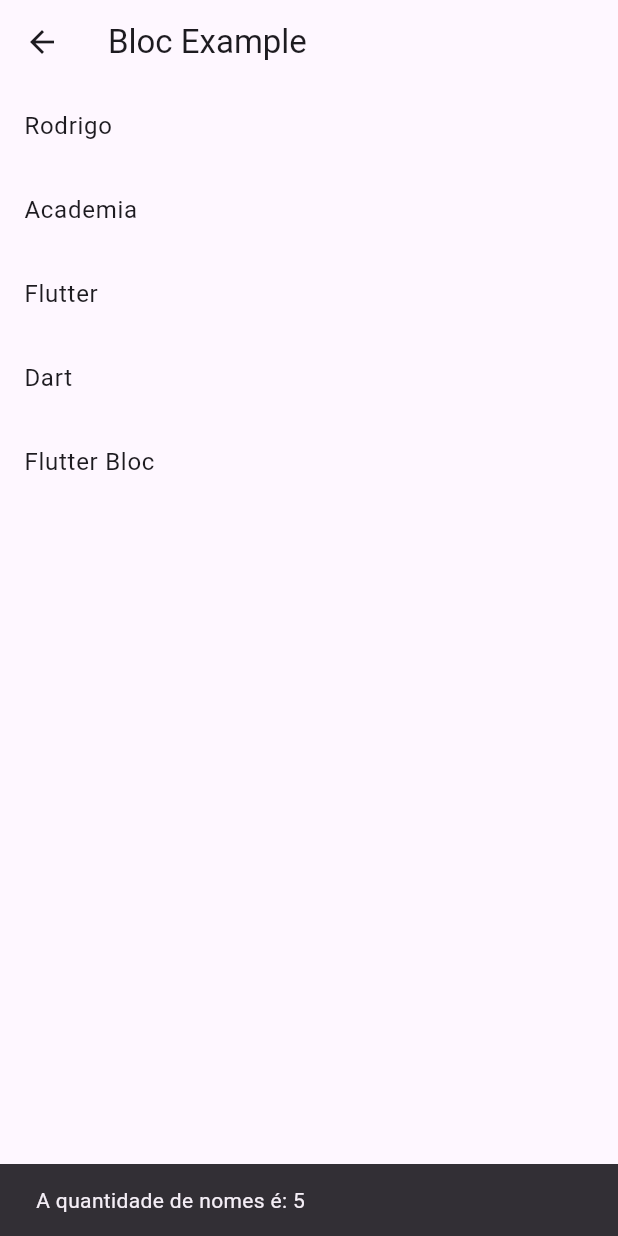
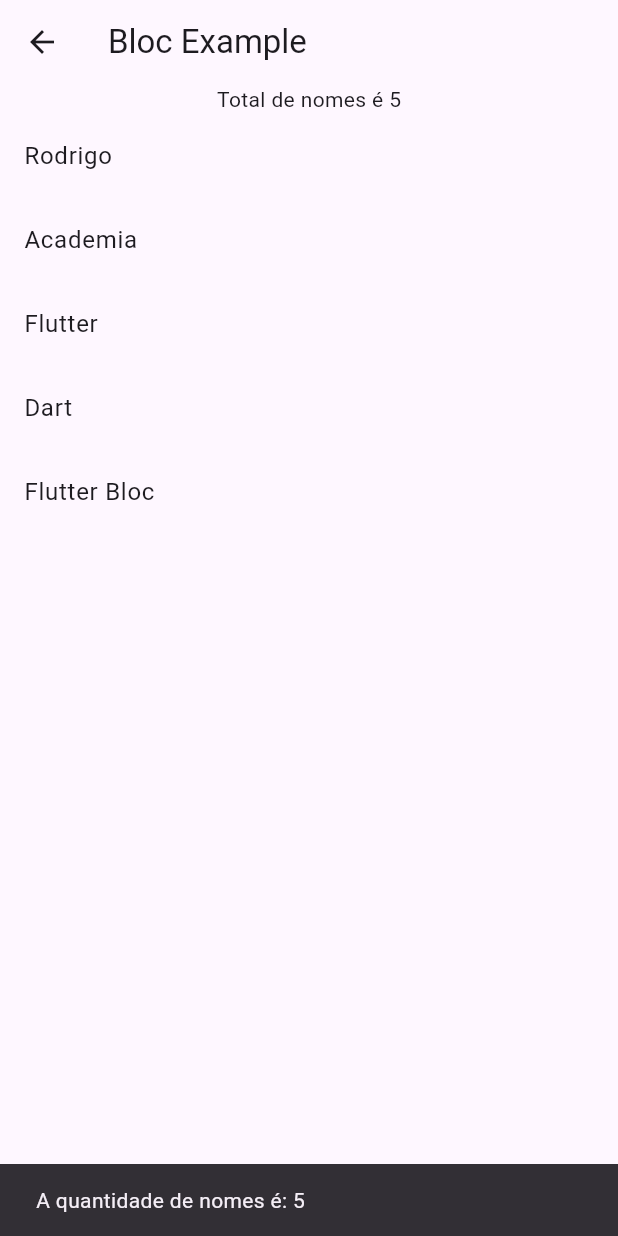
Before and after one commit to itajacy/contact_bloc, a Flutter app: the BlocExample screen opened by its route, on a phone screen of 412 x 824 dp. Run offline on Flutter 3.47's test engine with Material 3 defaults, Android fonts, the phone set to English and light mode, and no system bars; our stand-ins replace bloc, flutter_bloc.

Commit message:
com BlocComsumer ele ouve e rebuilda a tela, eh o mais completo

```diff
--- a/lib/features/bloc_example/bloc/example_bloc.dart
+++ b/lib/features/bloc_example/bloc/example_bloc.dart
@@ -17,6 +17,7 @@ class ExampleBloc extends Bloc<ExampleEvent, ExampleState> {
     ExampleFindNameEvent event,
     Emitter<ExampleState> emit,
   ) async {
+    Future.delayed(Duration(seconds: 5));
     final names = [
       'Rodrigo',
       'Academia',
@@ -24,7 +25,6 @@ class ExampleBloc extends Bloc<ExampleEvent, ExampleState> {
       'Dart',
       'Flutter Bloc',
     ];
-    Future.delayed(Duration(seconds: 5));
     emit(ExampleStateData(names: names));
   }
 }
--- a/lib/features/bloc_example/bloc_example.dart
+++ b/lib/features/bloc_example/bloc_example.dart
@@ -12,6 +12,7 @@ class BlocExample extends StatelessWidget {
         title: const Text('Bloc Example'),
       ),
       // criando um "listener"
+      // ouve somente o estado
       body: BlocListener<ExampleBloc, ExampleState>(
         listener: (context, state) {
           if (state is ExampleStateData) {
@@ -24,6 +25,21 @@ class BlocExample extends StatelessWidget {
         },
         child: Column(
           children: [
+            // Ouve e retorna o estado
+            BlocConsumer<ExampleBloc, ExampleState>(
+              listener: (context, state) {
+                print('Estado alterado para ${state.runtimeType}');
+              },
+              builder: (context2, state) {
+                if (state is ExampleStateData) {
+                  return Text('Total de nomes é ${state.names.length}');
+                }
+                return const SizedBox.shrink();
+              },
+            ),
+            // quando queremos somente parte do estado
+
+            // queremos somente rebuildar
             BlocBuilder<ExampleBloc, ExampleState>(
               builder: (context, state) {
                 if (state is ExampleStateData) {
```
